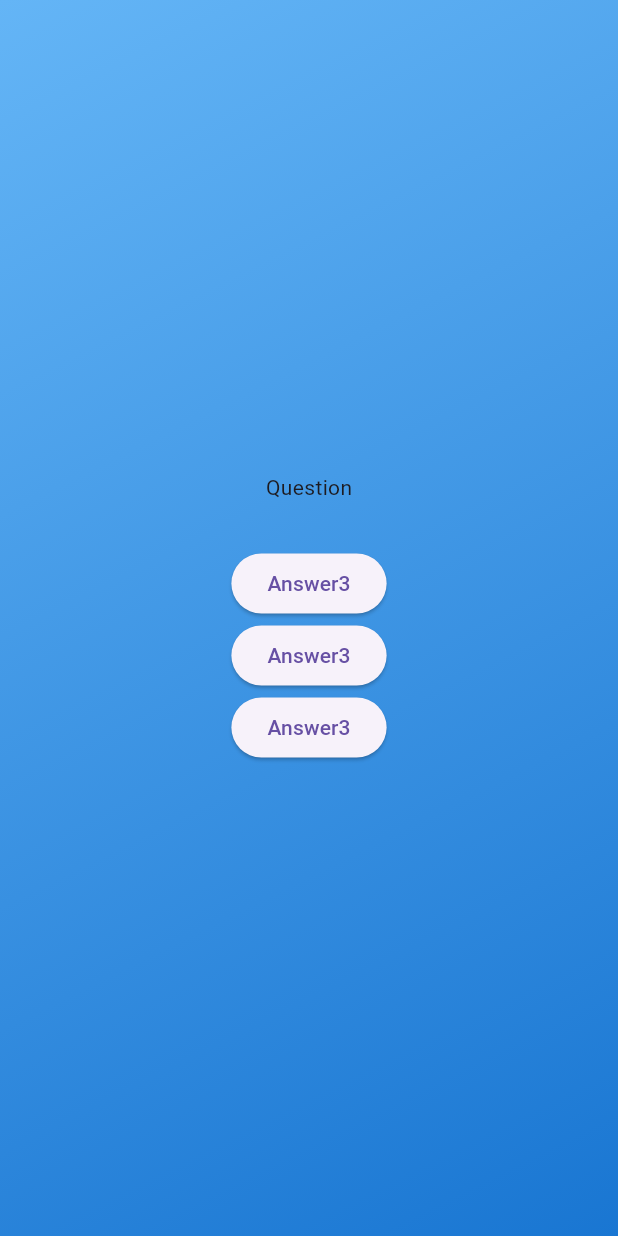
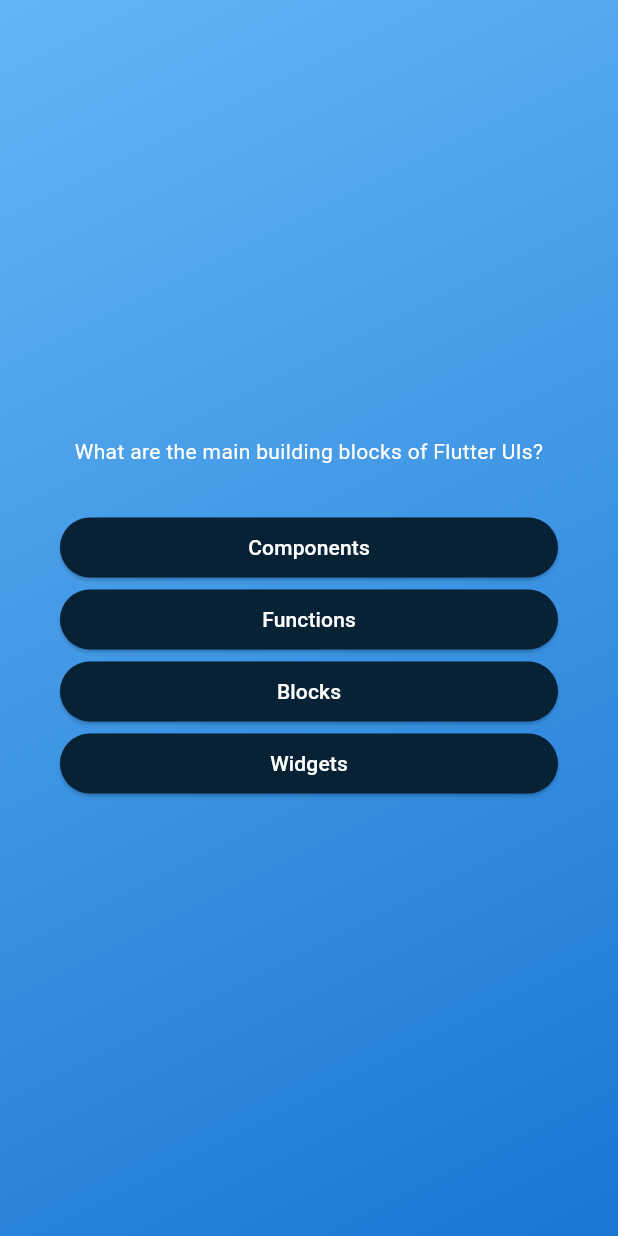
Before and after one commit to ahmedsilinii/quiz_app, a Flutter app: the screen it shows after launch, after a tap on "Start Quiz", on a phone screen of 412 x 824 dp. Run offline on Flutter 3.47's test engine with Material 3 defaults, Android fonts, the phone set to English and light mode, and no system bars.

Commit message:
updated the QuestionsScreen

```diff
--- a/lib/answer_button.dart
+++ b/lib/answer_button.dart
@@ -14,6 +14,14 @@ class AnswerButton extends StatelessWidget {
   Widget build(BuildContext context) {
     return ElevatedButton(
       onPressed: onTap,
+      style: ElevatedButton.styleFrom(
+        padding: const EdgeInsets.symmetric(horizontal: 30, vertical: 10),
+        backgroundColor: const Color.fromARGB(255, 7, 33, 53),
+        foregroundColor: Colors.white,
+        shape: RoundedRectangleBorder(
+          borderRadius: BorderRadius.circular(40),
+        ),
+      ),
       child: Text(answerText),
     );
   }
--- a/lib/models/quiz_question.dart
+++ b/lib/models/quiz_question.dart
@@ -3,4 +3,10 @@ class QuizQuestion {
   final List<String> answers;
 
   const QuizQuestion(this.question, this.answers);
+
+  List<String> getShuffledAnswers() {
+    final shuffledList = List.of(answers);
+    shuffledList.shuffle();
+    return shuffledList;
+  }
 }
--- a/lib/questions_screen.dart
+++ b/lib/questions_screen.dart
@@ -1,7 +1,9 @@
 import 'package:flutter/material.dart';
+import 'package:quiz_app/answer_button.dart';
+import 'package:quiz_app/questions.dart';
 
 class QuestionsScreen extends StatefulWidget {
-  const QuestionsScreen({Key? key}) : super(key: key);
+  const QuestionsScreen({super.key});
 
   @override
   State<QuestionsScreen> createState() => _QuestionsScreenState();
@@ -10,26 +12,32 @@ class QuestionsScreen extends StatefulWidget {
 class _QuestionsScreenState extends State<QuestionsScreen> {
   @override
   Widget build(BuildContext context) {
+    final currentQuestion = questions[0];
+
     return SizedBox(
       width: double.infinity,
+      child: Container(
+        margin: const EdgeInsets.all(40),
         child: Column(
           mainAxisAlignment: MainAxisAlignment.center,
+          crossAxisAlignment: CrossAxisAlignment.stretch,
           children: [
-          const Text('Question'),
+            Text(
+              currentQuestion.question,
+              style: const TextStyle(
+                color: Colors.white,
+              ),
+              textAlign: TextAlign.center,
+            ),
             const SizedBox(height: 30),
-          ElevatedButton(
-            onPressed: () {},
-            child: const Text('Answer3'),
+            ...currentQuestion.getShuffledAnswers().map(
+                  (answer) => AnswerButton(
+                    answerText: answer,
+                    onTap: () {},
                   ),
-          ElevatedButton(
-            onPressed: () {},
-            child: const Text('Answer3'),
-          ),
-          ElevatedButton(
-            onPressed: () {},
-            child: const Text('Answer3'),
                 ),
           ],
+        ),
       ),
     );
   }
--- a/lib/quiz.dart
+++ b/lib/quiz.dart
@@ -40,7 +40,7 @@ class _QuizState extends State<Quiz> {
 
   @override
   Widget build(BuildContext context) {
-    //2eme methode
+    // 2eme methode
     // var screenWidget = activeScreen == 'start-screen'
     //     ? StartScreen(switchScreen)
     //     : const QuestionsScreen();
```
Lines whose indentation alone changed are shown as unchanged.
